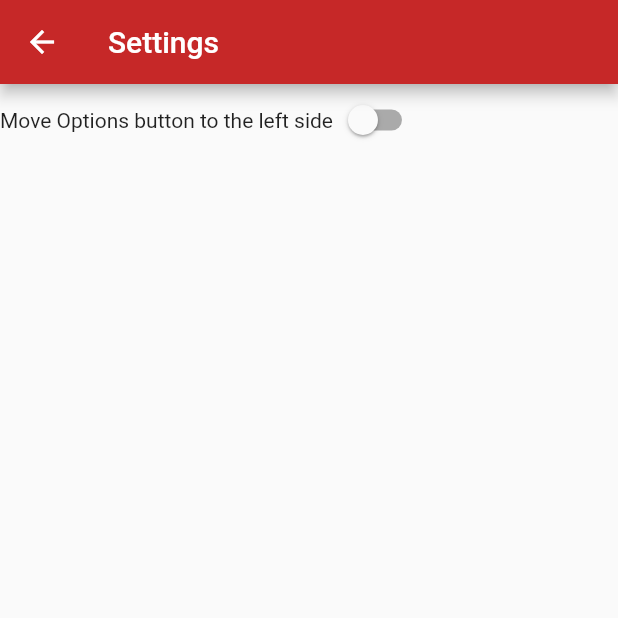
After one commit to cl418/Serious-Stuff, a Flutter app: the SettingsPage screen opened directly, on a phone screen of 412 x 824 dp, the top half of it. The commit adds this screen. Run offline on Flutter 3.47's test engine with Material 2 defaults, Android fonts, the phone set to English and light mode, and no system bars; our stand-ins replace flutter_speed_dial.

Commit message:
Add settings page

```diff
--- a/serious_stuff/lib/constants.dart
+++ b/serious_stuff/lib/constants.dart
@@ -2,8 +2,13 @@ library constants;
 
 import 'package:flutter/material.dart';
 
+// colors
 final Color primaryColor = new Color(0xffc62828);
 final Color primaryColorDark = new Color(0xff8e0000);
 final Color primaryColorLight = new Color(0xffff5f52);
 final Color primaryBackgroundColor = Colors.white;
 final Color primaryForegroundColor = Colors.black;
+
+// strings
+final String settings = "Settings";
+final String moveOptionsLeft = "Move Options button to the left side";
--- a/serious_stuff/lib/screens/HomePage.dart
+++ b/serious_stuff/lib/screens/HomePage.dart
@@ -42,7 +42,7 @@ class _MyHomePageState extends State<HomePage> {
           mainAxisAlignment: MainAxisAlignment.center,
         ),
       ),
-      floatingActionButton: buildOptionsFAB(),
+      floatingActionButton: buildOptionsFAB(context),
     );
   }
 }
--- /dev/null
+++ b/serious_stuff/lib/screens/SettingsPage.dart
@@ -0,0 +1,44 @@
+import 'package:flutter/material.dart';
+import 'package:serious_stuff/constants.dart' as Constants;
+
+class SettingsPage extends StatefulWidget {
+  @override
+  _SettingsPageState createState() => _SettingsPageState();
+}
+
+class _SettingsPageState extends State<SettingsPage> {
+  bool onLeftSide = false;
+
+  @override
+  Widget build(BuildContext context) {
+    return Scaffold(
+      appBar: AppBar(
+        title: Text(Constants.settings),
+      ),
+      body: Center(
+        child: Column(
+          children: [
+            Row(
+              children: [
+                Text(Constants.moveOptionsLeft),
+                Container(
+                  child: Switch(
+                    value: onLeftSide,
+                    onChanged: (value){
+                      setState(() {
+                        onLeftSide = value;
+                        print(onLeftSide);
+                      });
+                    },
+                    activeTrackColor: Constants.primaryColor,
+                    activeColor: Constants.primaryBackgroundColor,
+                  ),
+                ),
+              ],
+            ),
+          ],
+        ),
+      ),
+    );
+  }
+}
```
Also changed, not shown: serious_stuff/lib/components/Fab.dart (+15 -8 lines), serious_stuff/pubspec.lock.
